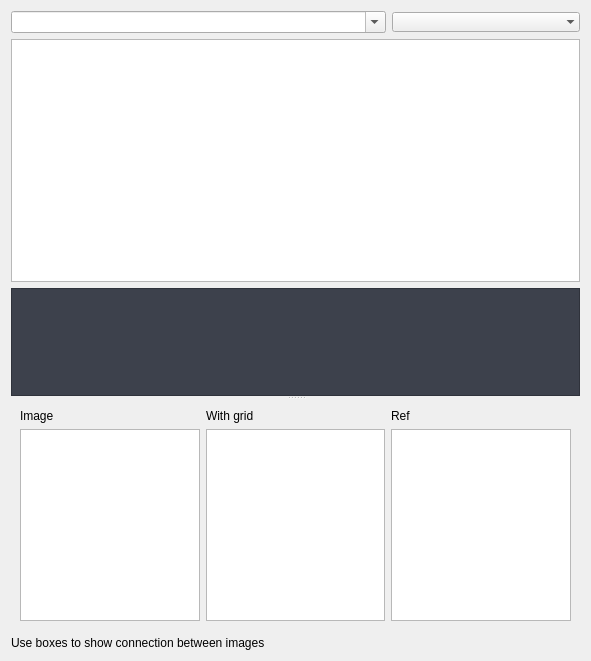
First picture: the form in snowimagerpro/app/plugins/image_processor/ui/explr.ui, repository lbmnky/SnowImagerPro, before the edit.
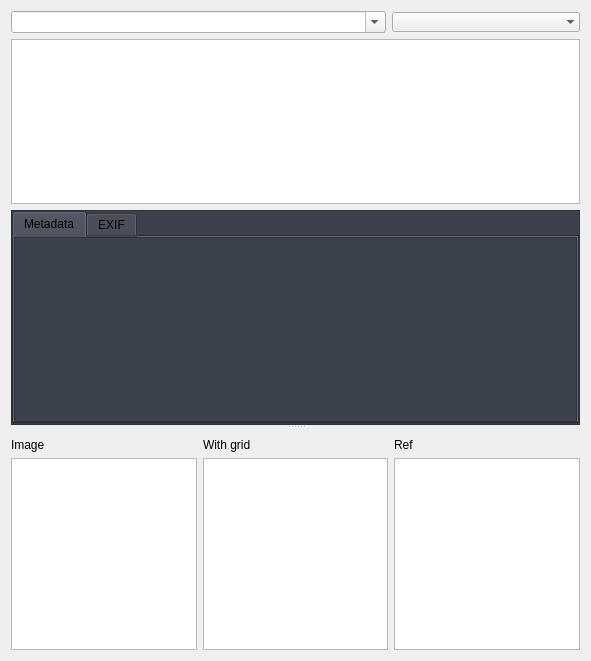
Second picture: the form after the edit.

Commit message: FEATURE: Add EXIF data display functionality in image processor view

Patch:
```diff
--- a/snowimagerpro/app/plugins/image_processor/ui/explr.ui
+++ b/snowimagerpro/app/plugins/image_processor/ui/explr.ui
@@ -32,7 +32,7 @@
         <verstretch>2</verstretch>
        </sizepolicy>
       </property>
-      <layout class="QVBoxLayout" name="verticalLayout_2" stretch="5,2">
+      <layout class="QVBoxLayout" name="verticalLayout_2" stretch="5">
        <property name="leftMargin">
         <number>0</number>
        </property>
@@ -46,7 +46,14 @@
         <number>0</number>
        </property>
        <item>
-        <layout class="QGridLayout" name="gridLayout" rowstretch="0,0" columnstretch="1,1,1">
+        <layout class="QGridLayout" name="gridLayout" rowstretch="0,0,0" columnstretch="1,1,1">
+         <item row="0" column="0" colspan="2">
+          <widget class="QComboBox" name="comboBox">
+           <property name="editable">
+            <bool>true</bool>
+           </property>
+          </widget>
+         </item>
          <item row="0" column="2">
           <widget class="QComboBox" name="comboBox_2">
            <property name="maximumSize">
@@ -60,13 +67,6 @@
            </property>
           </widget>
          </item>
-         <item row="0" column="0" colspan="2">
-          <widget class="QComboBox" name="comboBox">
-           <property name="editable">
-            <bool>true</bool>
-           </property>
-          </widget>
-         </item>
          <item row="1" column="0" colspan="3">
           <widget class="QTreeView" name="treeView">
            <property name="editTriggers">
@@ -89,22 +89,103 @@
            </property>
           </widget>
          </item>
+         <item row="2" column="0" colspan="3">
+          <widget class="QFrame" name="frame_3">
+           <property name="minimumSize">
+            <size>
+             <width>0</width>
+             <height>100</height>
+            </size>
+           </property>
+           <property name="styleSheet">
+            <string notr="true">background-color: rgb(61, 65, 76);</string>
+           </property>
+           <property name="frameShape">
+            <enum>QFrame::StyledPanel</enum>
+           </property>
+           <property name="frameShadow">
+            <enum>QFrame::Raised</enum>
+           </property>
+           <layout class="QHBoxLayout" name="horizontalLayout_4">
+            <property name="leftMargin">
+             <number>0</number>
+            </property>
+            <property name="topMargin">
+             <number>0</number>
+            </property>
+            <property name="rightMargin">
+             <number>0</number>
+            </property>
+            <property name="bottomMargin">
+             <number>0</number>
+            </property>
+            <item>
+             <widget class="QTabWidget" name="tabWidgetMetaExif">
+              <property name="currentIndex">
+               <number>0</number>
+              </property>
+              <widget class="QWidget" name="tab_1">
+               <attribute name="title">
+                <string>Metadata</string>
+               </attribute>
+               <layout class="QHBoxLayout" name="horizontalLayout_5">
+                <property name="spacing">
+                 <number>0</number>
+                </property>
+                <property name="leftMargin">
+                 <number>0</number>
+                </property>
+                <property name="topMargin">
+                 <number>0</number>
+                </property>
+                <property name="rightMargin">
+                 <number>0</number>
+                </property>
+                <property name="bottomMargin">
+                 <number>0</number>
+                </property>
+                <item>
+                 <widget class="QTextEdit" name="show_meta">
+                  <property name="styleSheet">
+                   <string notr="true">background-color: rgb(61, 65, 76);</string>
+                  </property>
+                  <property name="readOnly">
+                   <bool>true</bool>
+                  </property>
+                 </widget>
+                </item>
+               </layout>
+              </widget>
+              <widget class="QWidget" name="tab_2">
+               <attribute name="title">
+                <string>EXIF</string>
+               </attribute>
+               <layout class="QHBoxLayout" name="horizontalLayout_6">
+                <item>
+                 <widget class="QTextEdit" name="show_exif"/>
+                </item>
+               </layout>
+              </widget>
+             </widget>
+            </item>
+           </layout>
+          </widget>
+         </item>
         </layout>
        </item>
-       <item>
-        <widget class="QTextEdit" name="show_meta">
-         <property name="styleSheet">
-          <string notr="true">background-color: rgb(61, 65, 76);</string>
-         </property>
-         <property name="readOnly">
-          <bool>true</bool>
-         </property>
-        </widget>
-       </item>
       </layout>
      </widget>
      <widget class="QFrame" name="frame_2">
       <layout class="QVBoxLayout" name="verticalLayout_3">
+       <property name="leftMargin">
+        <number>0</number>
+       </property>
+       <property name="rightMargin">
+        <number>0</number>
+       </property>
+       <property name="bottomMargin">
+        <number>0</number>
+       </property>
        <item>
         <layout class="QGridLayout" name="gridLayout_2">
          <property name="topMargin">
@@ -153,13 +234,6 @@
      </widget>
     </widget>
    </item>
-   <item>
-    <widget class="QLabel" name="label_4">
-     <property name="text">
-      <string>Use boxes to show connection between images</string>
-     </property>
-    </widget>
-   </item>
   </layout>
  </widget>
  <tabstops>
```
Left out of the diff: 1 changed line with no effect on the pictures. The commit also changes 4 other files.
